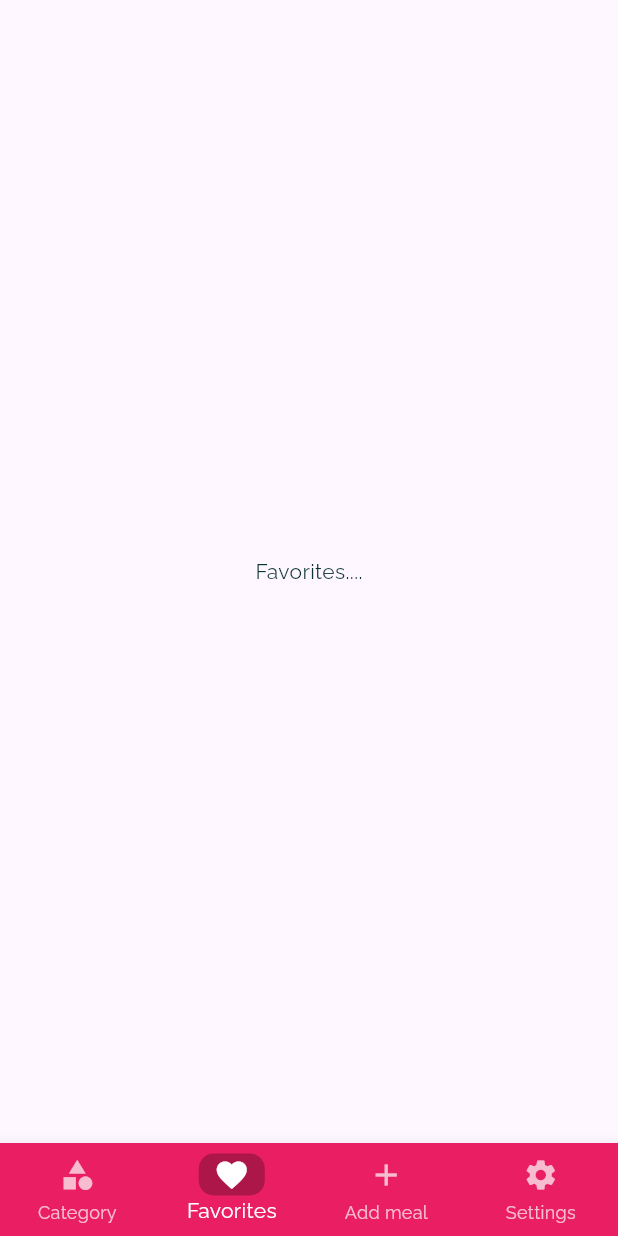
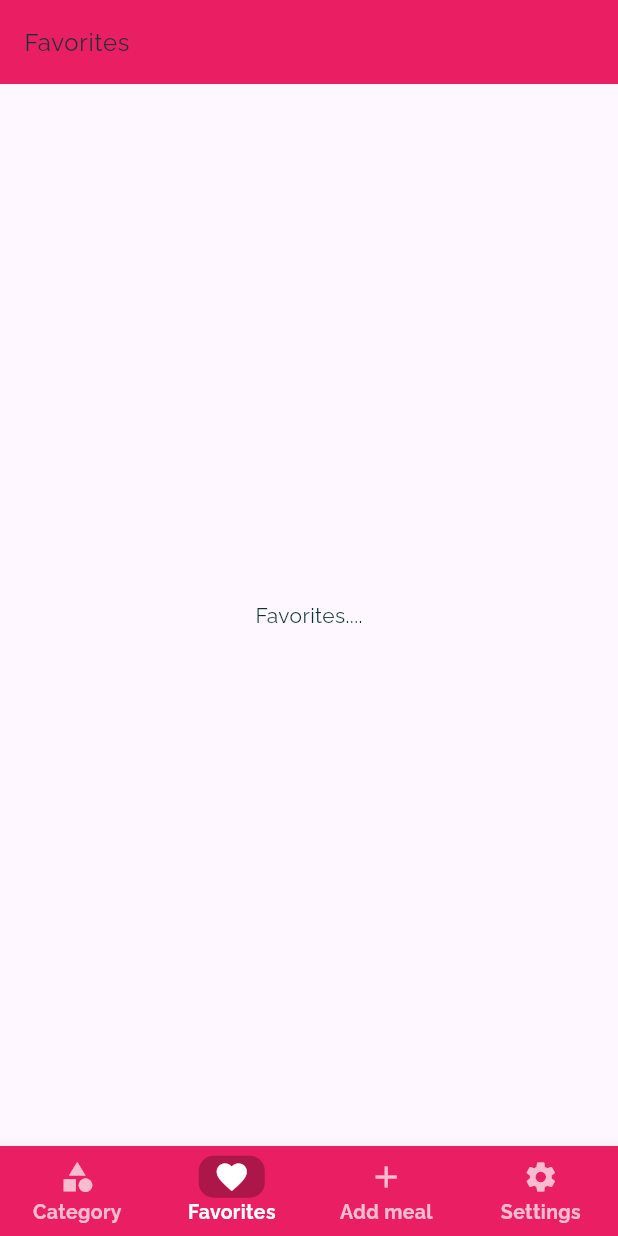
Before and after one commit to kyangwi/Meals-app, a Flutter app: the screen it shows after launch, item 2 of the bottom bar chosen, on a phone screen of 412 x 824 dp. Run offline on Flutter 3.47's test engine with Material 3 defaults, Android fonts, the phone set to English and light mode, and no system bars.

Commit message:
bottomnavigation bar

```diff
--- a/lib/main.dart
+++ b/lib/main.dart
@@ -29,8 +29,9 @@ class myApp extends StatelessWidget {
             fontFamily: 'RobotoCondensed',
             fontWeight: FontWeight.bold,
           ),
+// Set your desired color here
+    ),
         ),
-      ),
       home: TabScreen(),
       routes: {
         CategoryMealsScreen.routeName: (ctx) => CategoryMealsScreen(),
--- a/lib/screens/categories_screen.dart
+++ b/lib/screens/categories_screen.dart
@@ -10,7 +10,7 @@ class CategoriesScreen extends StatelessWidget {
   Widget build(BuildContext context) {
     return Scaffold(
       backgroundColor: Theme.of(context).canvasColor,
-      appBar: myAppBar('DeliMeals'),
+      // appBar: myAppBar('DeliMeals'),
       body: Container(
         padding: EdgeInsets.all(20),
         child: GridView(
--- a/lib/screens/tabs_screen.dart
+++ b/lib/screens/tabs_screen.dart
@@ -12,32 +12,46 @@ class TabScreen extends StatefulWidget {
 class _TabScreenState extends State<TabScreen> {
   int _selectedIndex = 0;
 
-  final List<Widget> _screens = [
-    CategoriesScreen(),
-    FavoritesSreen(),
-    Center(child: Text('Add Meal')),
-    Center(child: Text('settings'),)// You can replace this later
+  final List<Map<String, dynamic>> _screens = [
+    {'page': CategoriesScreen(), 'title': 'Category'},
+    {'page': FavoritesSreen(), 'title': 'Favorites'},
+    {'page': Center(child: Text('Add Meal')), 'title': 'Add meal'},
+    {
+      'page': Center(child: Text('settings')),
+      'title': 'Settings',
+    }, // You can replace this later
   ];
 
   void _onTabTapped(int index) {
     setState(() {
       _selectedIndex = index;
     });
-
   }
 
   @override
   Widget build(BuildContext context) {
     return Scaffold(
-      body: _screens[_selectedIndex],
-
+      appBar: AppBar(
+        backgroundColor: Theme.of(context).primaryColor,
+        title: Text(
+          _screens[_selectedIndex]['title'],
+          style: Theme.of(context).textTheme.bodyLarge,
+        ),
+      ),
+      body: _screens[_selectedIndex]['page'],
       bottomNavigationBar: BottomNavigationBar(
         type: BottomNavigationBarType.fixed,
+        backgroundColor: Theme.of(context).primaryColor,
+
         currentIndex: _selectedIndex,
         onTap: _onTabTapped,
-      backgroundColor: Theme.of(context).primaryColor,
         selectedItemColor: Colors.white,
         unselectedItemColor: Colors.white70,
+        selectedFontSize: 13,
+        unselectedFontSize: 13,
+        selectedLabelStyle: TextStyle(fontWeight: FontWeight.bold),
+        unselectedLabelStyle: TextStyle(fontWeight: FontWeight.bold),
+
         items: [
           BottomNavigationBarItem(
             icon: _buildIcon(Icons.category, 0),
@@ -70,7 +84,7 @@ class _TabScreenState extends State<TabScreen> {
           color: _selectedIndex == index ? Colors.black26 : Colors.transparent,
           borderRadius: BorderRadius.circular(10),
         ),
-        padding: const EdgeInsets.symmetric(horizontal: 10,vertical: 2),
+        padding: const EdgeInsets.symmetric(horizontal: 10, vertical: 2),
         child: Icon(iconData),
       ),
     );
```
Lines whose indentation alone changed are shown as unchanged.
